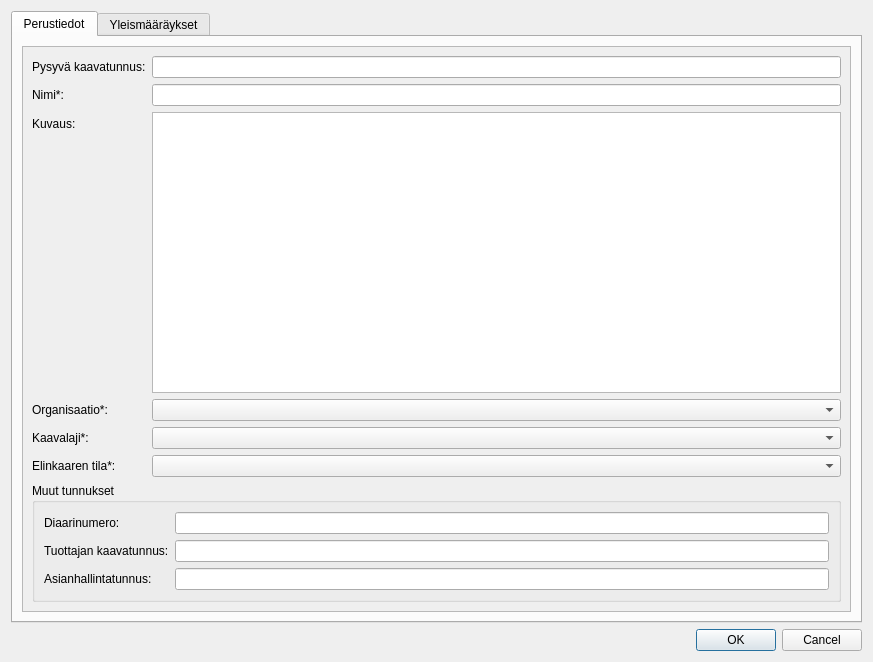
GispoCoding/arho-qgis-plugin, file arho_feature_template/gui/dialogs/plan_attribute_form.ui: the form before one commit.
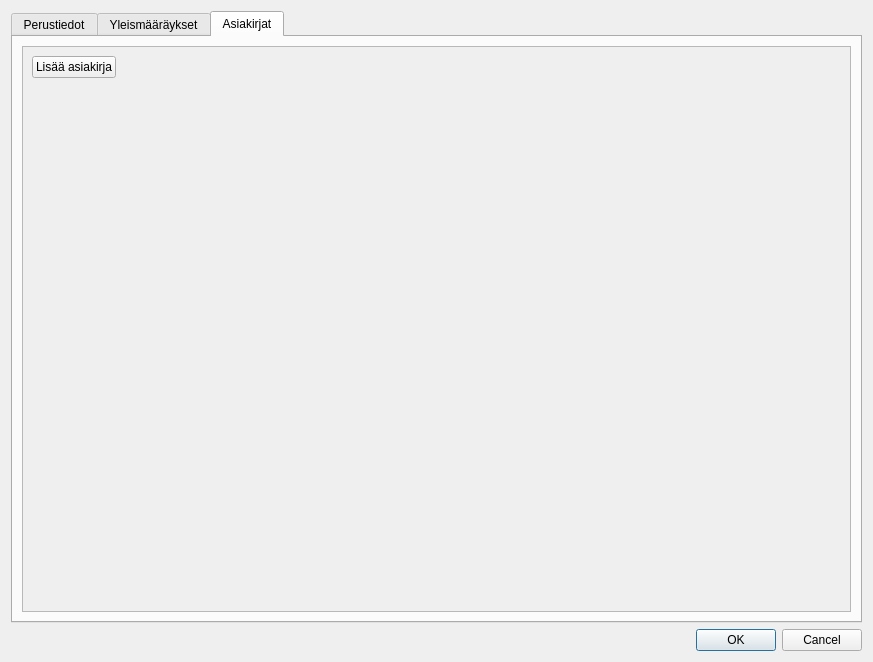
The form after the commit. The open tabs and pages were chosen to show the change. Custom widgets are drawn as their Qt base class.

Commit message: add plan documents

Diff of the .ui file:
```diff
--- a/arho_feature_template/gui/dialogs/plan_attribute_form.ui
+++ b/arho_feature_template/gui/dialogs/plan_attribute_form.ui
@@ -290,6 +290,61 @@
        </item>
       </layout>
      </widget>
+     <widget class="QWidget" name="documents_tab">
+      <attribute name="title">
+       <string>Asiakirjat</string>
+      </attribute>
+      <layout class="QVBoxLayout" name="verticalLayout_8">
+       <item>
+        <widget class="QScrollArea" name="documents_scroll_area">
+         <property name="horizontalScrollBarPolicy">
+          <enum>Qt::ScrollBarAsNeeded</enum>
+         </property>
+         <property name="widgetResizable">
+          <bool>true</bool>
+         </property>
+         <widget class="QWidget" name="documents_scroll_contents">
+          <property name="geometry">
+           <rect>
+            <x>0</x>
+            <y>0</y>
+            <width>831</width>
+            <height>562</height>
+           </rect>
+          </property>
+          <layout class="QVBoxLayout" name="documents_layout">
+           <item>
+            <widget class="QPushButton" name="add_document_btn">
+             <property name="sizePolicy">
+              <sizepolicy hsizetype="Maximum" vsizetype="Fixed">
+               <horstretch>0</horstretch>
+               <verstretch>0</verstretch>
+              </sizepolicy>
+             </property>
+             <property name="text">
+              <string>Lisää asiakirja</string>
+             </property>
+            </widget>
+           </item>
+           <item>
+            <spacer name="verticalSpacer_2">
+             <property name="orientation">
+              <enum>Qt::Vertical</enum>
+             </property>
+             <property name="sizeHint" stdset="0">
+              <size>
+               <width>20</width>
+               <height>20</height>
+              </size>
+             </property>
+            </spacer>
+           </item>
+          </layout>
+         </widget>
+        </widget>
+       </item>
+      </layout>
+     </widget>
     </widget>
    </item>
    <item>
```
The commit also changes 8 other files.
